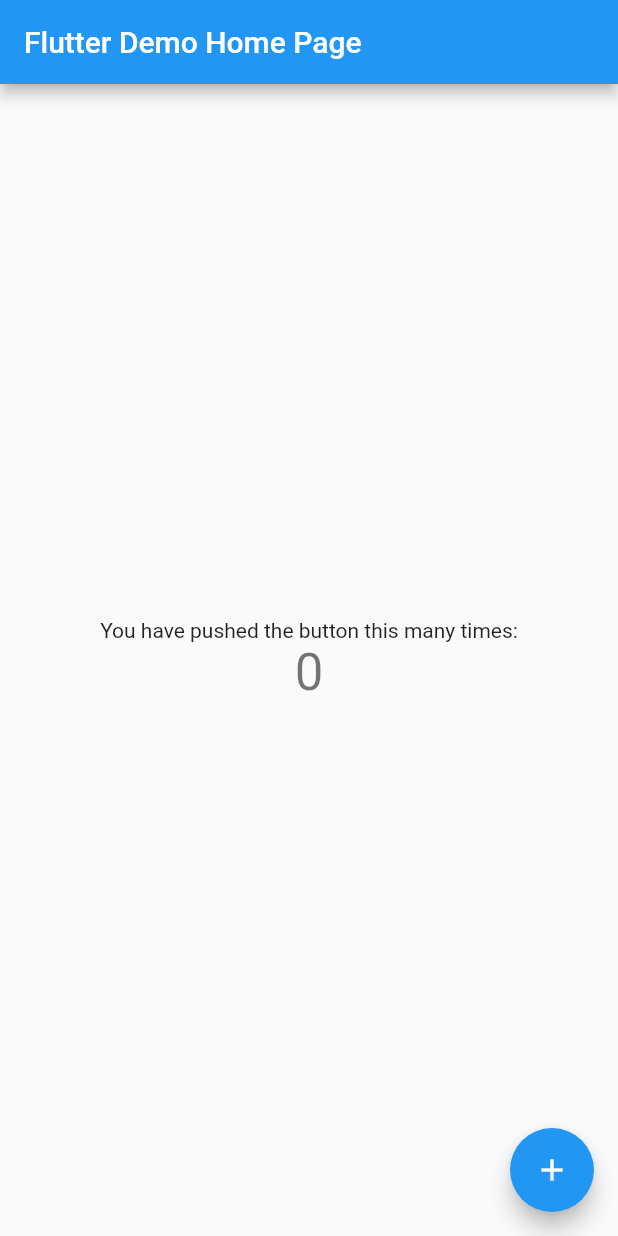
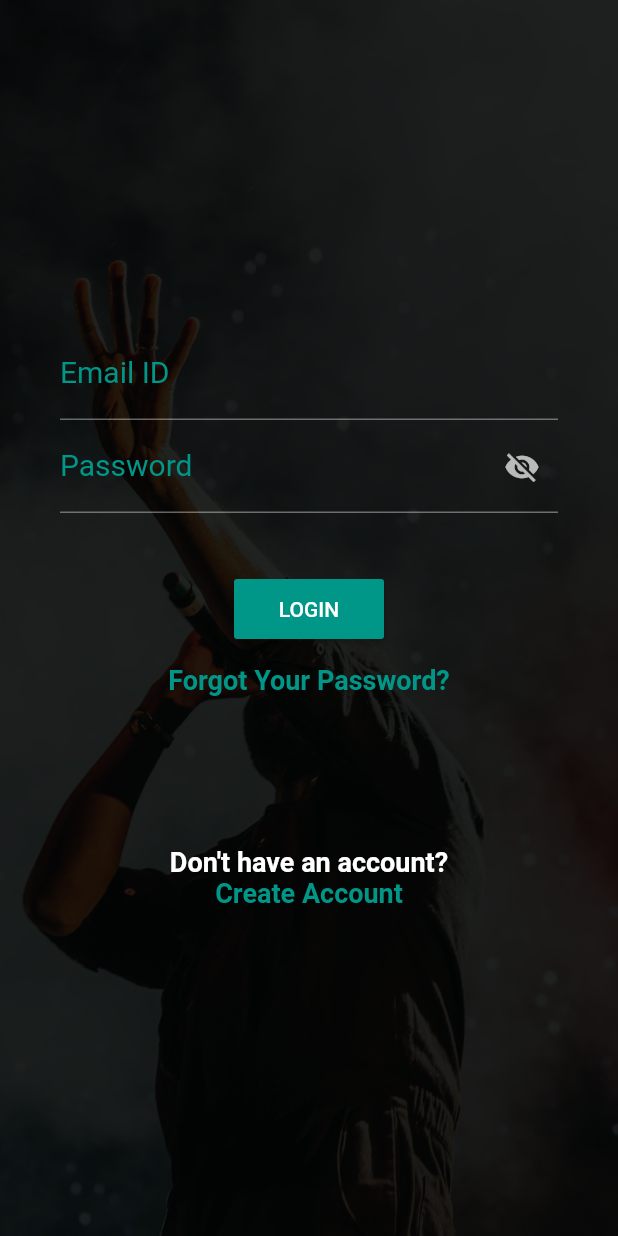
Before and after one commit to Sahil-kachhap/Musical-Match, a Flutter app: the screen it shows after launch, on a phone screen of 412 x 824 dp. Run offline on Flutter 3.47's test engine with Material 2 defaults, Android fonts, the phone set to English and light mode, and no system bars.

Commit message:
Created Login/Register/Temp Home UI Screens (Week 1)

```diff
--- /dev/null
+++ b/lib/Presentation/Screens/Login_Screen.dart
@@ -0,0 +1,150 @@
+import 'package:flutter/material.dart';
+import 'Forgot_Password.dart';
+import 'HomePage.dart';
+import 'Register_Page.dart';
+
+class loginPage extends StatefulWidget {
+  @override
+  _loginPageState createState() => _loginPageState();
+}
+
+class _loginPageState extends State<loginPage> {
+  bool icon = true;
+  @override
+  Widget build(BuildContext context) {
+    return Scaffold(
+      body: Stack(
+        fit: StackFit.expand,
+        children: <Widget>[
+          Image(
+            image: AssetImage("Assets/Images/musician.jpg"),
+            fit: BoxFit.cover,
+            color: Colors.black87,
+            colorBlendMode: BlendMode.darken,
+          ),
+          SafeArea(
+            child: Center(
+              child: SingleChildScrollView(
+                child: Column(
+                  mainAxisAlignment: MainAxisAlignment.center,
+                  children: <Widget>[
+                    Form(
+                      child: Theme(
+                        data: ThemeData(
+                          brightness: Brightness.dark,
+                          primarySwatch: Colors.teal,
+                          inputDecorationTheme: InputDecorationTheme(
+                            labelStyle: TextStyle(
+                                fontSize: 20.0,
+                                color: Colors.teal,
+                            ),
+                          ),
+                        ),
+                        child: Container(
+                          padding: EdgeInsets.all(40.0),
+                          child: Column(
+                            crossAxisAlignment: CrossAxisAlignment.center,
+                            children: <Widget>[
+                              TextFormField(
+                                autovalidateMode: AutovalidateMode.onUserInteraction,
+                                decoration: InputDecoration(
+                                  labelText: "Email ID",
+                                ),
+                                keyboardType: TextInputType.emailAddress,
+                              ),
+                              TextFormField(
+                                autovalidateMode: AutovalidateMode.onUserInteraction,
+                                decoration: InputDecoration(
+                                    labelText: "Password",
+                                    suffixIcon: IconButton(
+                                        icon: icon
+                                            ? Icon(Icons.visibility_off)
+                                            : Icon(Icons.visibility),
+                                        onPressed: () {
+                                          setState(() {
+                                            icon == true
+                                                ? icon = false
+                                                : icon = true;
+                                          });
+                                        })),
+                                keyboardType: TextInputType.text,
+                                obscureText: icon ? true : false,
+                              ),
+                              Padding(padding: EdgeInsets.only(top: 40.0)),
+                              MaterialButton(
+                                  height: 40.0,
+                                  minWidth: 100.0,
+                                  color: Colors.teal,
+                                  textColor: Colors.white,
+                                  splashColor: Colors.redAccent,
+                                  child: Text(
+                                    "LOGIN",
+                                  ),
+                                  onPressed: () {
+                                    setState(() {
+                                      Navigator.push(context,
+                                          MaterialPageRoute(builder: (context) {
+                                            return HomePage();
+                                          }));
+                                    });
+                                  }),
+                              SizedBox(
+                                height: 13.0,
+                              ),
+                              InkWell(
+                                onTap: () {
+                                  setState(() {
+                                    Navigator.push(context,
+                                        MaterialPageRoute(builder: (context) {
+                                          return ForgotPassword();
+                                        }));
+                                  });
+                                },
+                                child: Text(
+                                  "Forgot Your Password?",
+                                  style: TextStyle(
+                                      color: Colors.teal,
+                                      fontWeight: FontWeight.bold,
+                                      fontSize: 18.0),
+                                ),
+                              ),
+                              SizedBox(
+                                height: 100.0,
+                              ),
+                              Text(
+                                "Don't have an account?",
+                                style: TextStyle(
+                                    color: Colors.white,
+                                    fontSize: 18.0,
+                                    fontWeight: FontWeight.bold),
+                              ),
+                              InkWell(
+                                onTap: () {
+                                  Navigator.push(context,
+                                      MaterialPageRoute(builder: (context) {
+                                        return RegisterPage();
+                                      }));
+                                },
+                                child: Text(
+                                  "Create Account",
+                                  style: TextStyle(
+                                      color: Colors.teal,
+                                      fontWeight: FontWeight.bold,
+                                      fontSize: 18.0),
+                                ),
+                              )
+                            ],
+                          ),
+                        ),
+                      ),
+                    ),
+                  ],
+                ),
+              ),
+            ),
+          ),
+        ],
+      ),
+    );
+  }
+}
--- a/lib/main.dart
+++ b/lib/main.dart
@@ -1,113 +1,14 @@
 import 'package:flutter/material.dart';
+import 'Presentation/Screens/Login_Screen.dart';
 
-void main() {
-  runApp(MyApp());
-}
+void main()=> runApp(MusicalApp());
 
-class MyApp extends StatelessWidget {
-  // This widget is the root of your application.
+class MusicalApp extends StatelessWidget {
   @override
   Widget build(BuildContext context) {
     return MaterialApp(
-      title: 'Flutter Demo',
-      theme: ThemeData(
-        // This is the theme of your application.
-        //
-        // Try running your application with "flutter run". You'll see the
-        // application has a blue toolbar. Then, without quitting the app, try
-        // changing the primarySwatch below to Colors.green and then invoke
-        // "hot reload" (press "r" in the console where you ran "flutter run",
-        // or simply save your changes to "hot reload" in a Flutter IDE).
-        // Notice that the counter didn't reset back to zero; the application
-        // is not restarted.
-        primarySwatch: Colors.blue,
-      ),
-      home: MyHomePage(title: 'Flutter Demo Home Page'),
+      title: 'Musical Match',
+      home: loginPage(),
     );
   }
 }
-
-class MyHomePage extends StatefulWidget {
-  MyHomePage({Key key, this.title}) : super(key: key);
-
-  // This widget is the home page of your application. It is stateful, meaning
-  // that it has a State object (defined below) that contains fields that affect
-  // how it looks.
-
-  // This class is the configuration for the state. It holds the values (in this
-  // case the title) provided by the parent (in this case the App widget) and
-  // used by the build method of the State. Fields in a Widget subclass are
-  // always marked "final".
-
-  final String title;
-
-  @override
-  _MyHomePageState createState() => _MyHomePageState();
-}
-
-class _MyHomePageState extends State<MyHomePage> {
-  int _counter = 0;
-
-  void _incrementCounter() {
-    setState(() {
-      // This call to setState tells the Flutter framework that something has
-      // changed in this State, which causes it to rerun the build method below
-      // so that the display can reflect the updated values. If we changed
-      // _counter without calling setState(), then the build method would not be
-      // called again, and so nothing would appear to happen.
-      _counter++;
-    });
-  }
-
-  @override
-  Widget build(BuildContext context) {
-    // This method is rerun every time setState is called, for instance as done
-    // by the _incrementCounter method above.
-    //
-    // The Flutter framework has been optimized to make rerunning build methods
-    // fast, so that you can just rebuild anything that needs updating rather
-    // than having to individually change instances of widgets.
-    return Scaffold(
-      appBar: AppBar(
-        // Here we take the value from the MyHomePage object that was created by
-        // the App.build method, and use it to set our appbar title.
-        title: Text(widget.title),
-      ),
-      body: Center(
-        // Center is a layout widget. It takes a single child and positions it
-        // in the middle of the parent.
-        child: Column(
-          // Column is also a layout widget. It takes a list of children and
-          // arranges them vertically. By default, it sizes itself to fit its
-          // children horizontally, and tries to be as tall as its parent.
-          //
-          // Invoke "debug painting" (press "p" in the console, choose the
-          // "Toggle Debug Paint" action from the Flutter Inspector in Android
-          // Studio, or the "Toggle Debug Paint" command in Visual Studio Code)
-          // to see the wireframe for each widget.
-          //
-          // Column has various properties to control how it sizes itself and
-          // how it positions its children. Here we use mainAxisAlignment to
-          // center the children vertically; the main axis here is the vertical
-          // axis because Columns are vertical (the cross axis would be
-          // horizontal).
-          mainAxisAlignment: MainAxisAlignment.center,
-          children: <Widget>[
-            Text(
-              'You have pushed the button this many times:',
-            ),
-            Text(
-              '$_counter',
-              style: Theme.of(context).textTheme.headline4,
-            ),
-          ],
-        ),
-      ),
-      floatingActionButton: FloatingActionButton(
-        onPressed: _incrementCounter,
-        tooltip: 'Increment',
-        child: Icon(Icons.add),
-      ), // This trailing comma makes auto-formatting nicer for build methods.
-    );
-  }
-}
--- a/pubspec.yaml
+++ b/pubspec.yaml
@@ -47,8 +47,8 @@ flutter:
   uses-material-design: true
 
   # To add assets to your application, add an assets section, like this:
-  # assets:
-  #   - images/a_dot_burr.jpeg
+  assets:
+     - Assets/Images/
   #   - images/a_dot_ham.jpeg
 
   # An image asset can refer to one or more resolution-specific "variants", see
```
Also changed, not shown: lib/Presentation/Screens/Forgot_Password.dart (added, +88 -0 lines), lib/Presentation/Screens/HomePage.dart (added, +76 -0 lines), lib/Presentation/Screens/Register_Page.dart (added, +138 -0 lines), lib/Presentation/Screens/Reset_Password.dart (added, +95 -0 lines), Assets/Images/musician.jpg (added).
